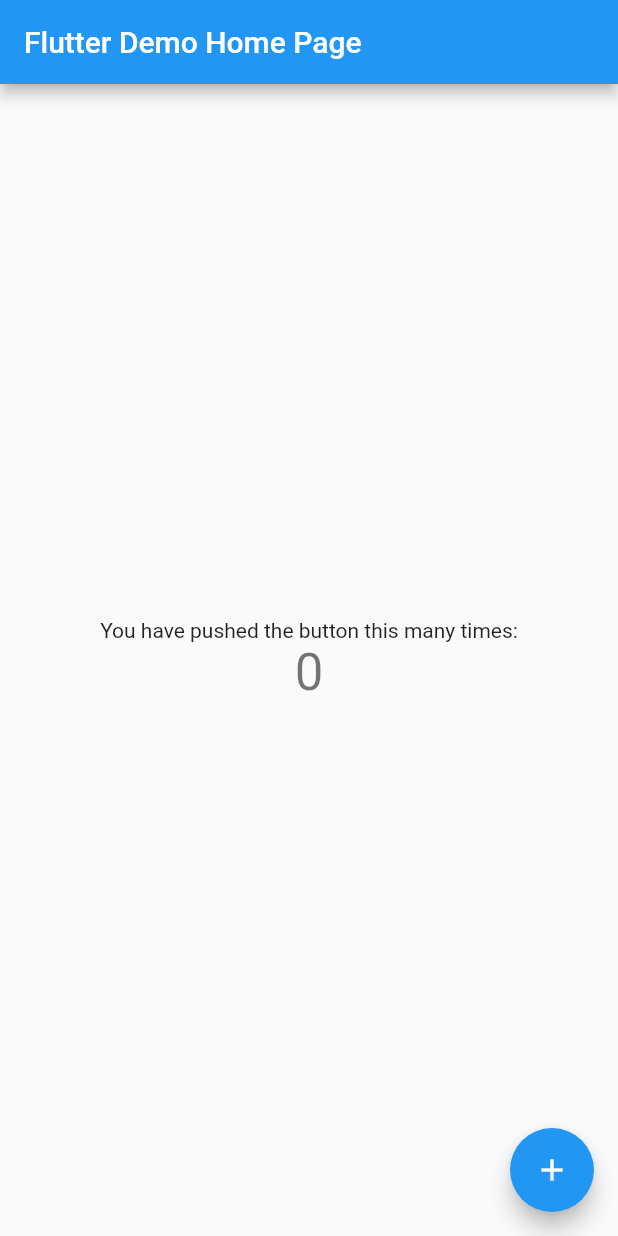
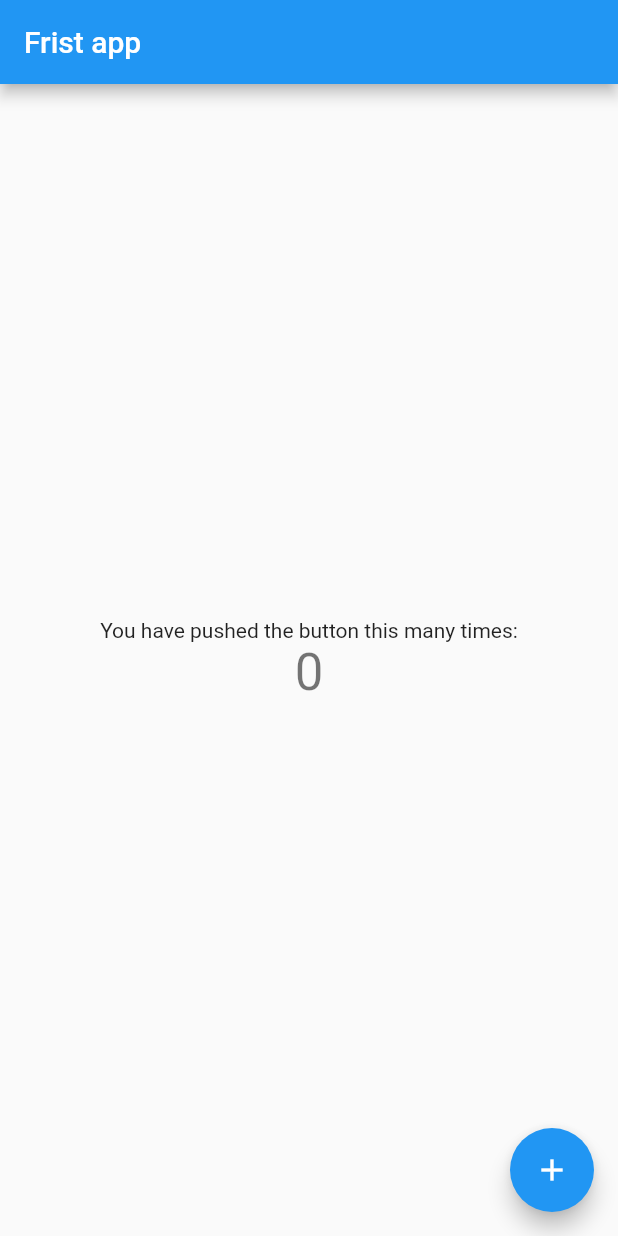
Before and after one commit to Albert08089/first_app, a Flutter app: the screen it shows after launch, on a phone screen of 412 x 824 dp. Run offline on Flutter 3.47's test engine with Material 2 defaults, Android fonts, the phone set to English and light mode, and no system bars.

Commit message:
updated files

```diff
--- a/lib/main.dart
+++ b/lib/main.dart
@@ -24,7 +24,7 @@ class MyApp extends StatelessWidget {
         // is not restarted.
         primarySwatch: Colors.blue,
       ),
-      home: const MyHomePage(title: 'Flutter Demo Home Page'),
+      home: const MyHomePage(title: 'Frist app'),
     );
   }
 }
--- a/pubspec.yaml
+++ b/pubspec.yaml
@@ -18,7 +18,7 @@ publish_to: 'none' # Remove this line if you wish to publish to pub.dev
 version: 1.0.0+1
 
 environment:
-  sdk: ">=2.12.0 <3.0.0"
+  sdk: ">=2.11.0 <3.0.0"
 
 # Dependencies specify other packages that your package needs in order to work.
 # To automatically upgrade your package dependencies to the latest versions
```
